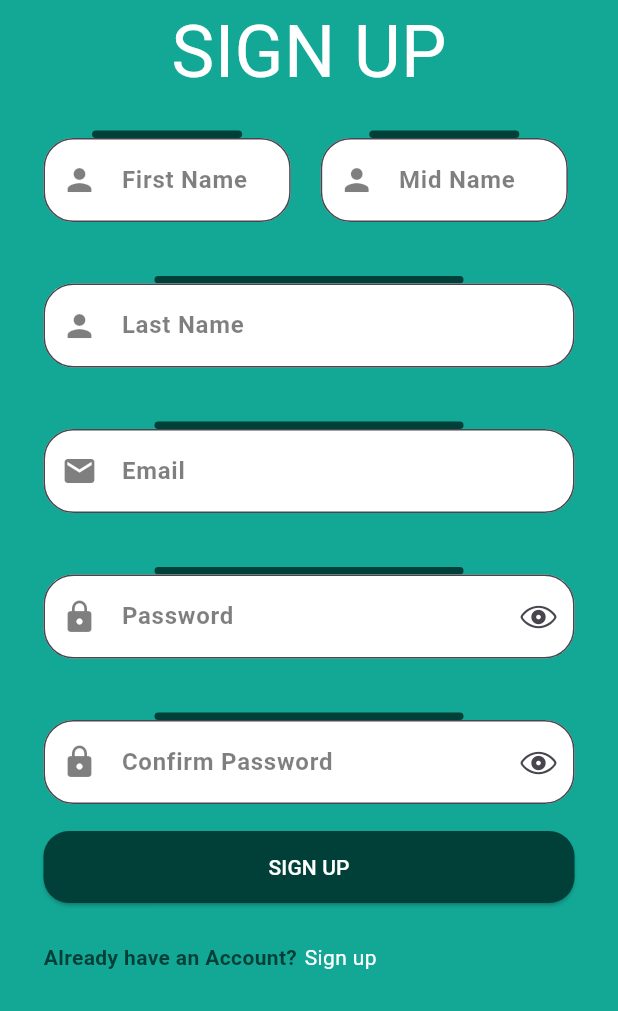
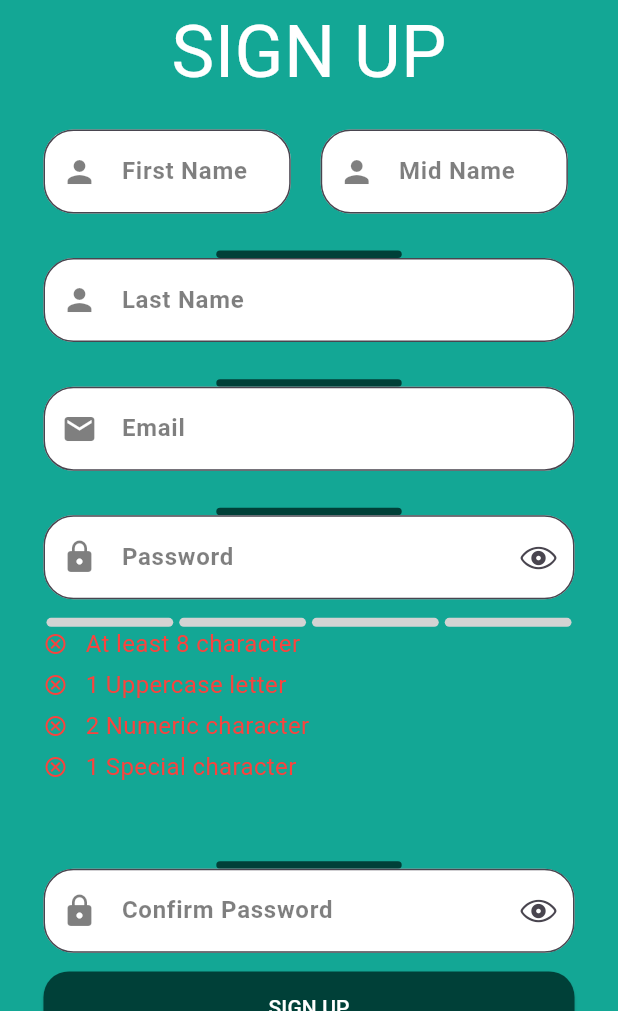
Before and after one commit to Oswa-Hassana-project/Flutter_app, a Flutter app: the screen it shows after launch, on a phone screen of 412 x 824 dp, the part 225-1236 px from its top. Run offline on Flutter 3.47's test engine with Material 3 defaults, Android fonts, the phone set to English and light mode, and no system bars; drawn by our look-alikes of flutter_pw_validator; missing offline and left inert: dart:ffi.

Commit message:
icon app

```diff
--- a/lib/main.dart
+++ b/lib/main.dart
@@ -1,5 +1,4 @@
-import 'package:finalproject/homepage.dart';
-import 'package:finalproject/sign_up.dart';
+import 'package:finalproject/pages/sign_up.dart';
 import 'package:flutter/material.dart';
 
 void main() {
--- /dev/null
+++ b/lib/pages/sign_up.dart
@@ -0,0 +1,184 @@
+import 'package:finalproject/widgets/text_form_field.dart';
+import 'package:flutter/cupertino.dart';
+import 'package:flutter/material.dart';
+import 'package:flutter_pw_validator/flutter_pw_validator.dart';
+
+class sign_up extends StatefulWidget {
+
+  sign_up({super.key});
+
+  @override
+  State<sign_up> createState() => _sign_upState();
+}
+
+class _sign_upState extends State<sign_up> {
+  var firstnameController =TextEditingController();
+  var midController =TextEditingController();
+  var lastController =TextEditingController();
+  var emailController =TextEditingController();
+  var passwordController =TextEditingController();
+  var conf_passControler =TextEditingController();
+  final formKey = GlobalKey<FormState>();
+  final GlobalKey<FlutterPwValidatorState> validatorKey = GlobalKey<FlutterPwValidatorState>();
+  bool isPassword =true;
+
+  @override
+  Widget build(BuildContext context) {
+    var h = MediaQuery.of(context).size.height;
+    var w = MediaQuery.of(context).size.width;
+    return Scaffold(
+      body:
+      SingleChildScrollView(
+        child: SafeArea(
+          child: Padding(
+            padding: const EdgeInsets.symmetric(vertical: 40,horizontal: 29),
+            child: Form(
+              key: formKey,
+              child: Column(
+                crossAxisAlignment: CrossAxisAlignment.center,
+                children: [
+                  Image(image: AssetImage("assets/logo/اسوه حسنه1.png"),width:110,height: 110,),
+                  Text("SIGN UP",style: TextStyle(fontSize: 48,color: Colors.white),),
+                  Container(
+                    child: Row(
+                      children: [
+                        SizedBox(
+                          width: .40*w,
+                          child: TextFormWidget(keyboardType: TextInputType.name,label:"First Name",Controller: firstnameController,
+                            validator: (value){
+                              if (value == null || value == '') {
+                                return 'Please Enter first name';
+                              }
+                              return null;
+                            },
+                            width_line:0.0*w ,
+                            preIcon: Icons.person,
+                          ),
+                        ),
+                        SizedBox(width: 20,),
+                        SizedBox(
+                          width: 0.40*w,
+                          child: TextFormWidget(keyboardType: TextInputType.name,label:"Mid Name",Controller: midController,
+                            validator: (value){
+                              if (value == null || value == '') {
+                                return 'Please Enter Middle Name';
+                              }
+                              return null;
+                            },
+                            width_line: 0,
+                            preIcon: Icons.person,
+                          ),
+                        )
+                      ],
+                    ),
+                  ),
+                  TextFormWidget(keyboardType: TextInputType.name,label:"Last Name",Controller: lastController,
+                    validator: (value){
+                      if (value == null || value == '') {
+                        return 'Please Enter Last Name';
+                      }
+                      return null;
+                    },
+                    preIcon: Icons.person,
+                  ),
+                  TextFormWidget(keyboardType: TextInputType.emailAddress,label:"Email",Controller: emailController,
+                    validator: (value){
+                    if (value!.isEmpty ) {
+                        return 'Please enter an email address';
+                      }
+                      // Use a regular expression to validate the email format
+                      final emailRegExp =
+                      RegExp(r'^[\w-]+(\.[\w-]+)*@[\w-]+(\.[\w-]+)+$');
+                      if (!emailRegExp.hasMatch(value)) {
+                        return 'Not a valid email address. Should be your@email.com';
+                      }
+                      return null;
+                    },
+                    preIcon: Icons.email,
+                  ),
+                  TextFormWidget(keyboardType: TextInputType.visiblePassword,label:"Password",
+                    Controller: passwordController,
+                    ispassword: isPassword,
+                    sufIcon: isPassword?CupertinoIcons.eye:CupertinoIcons.eye_slash,
+                    suffixPressed: () {
+                      setState(() {
+                        isPassword = !isPassword;
+                      });
+                    },
+                    validator: (value){
+                      if (value == null || value == '') {
+                        return 'Password is required';
+                      }else if( passwordController.text != conf_passControler.text){
+                        passconfirm(false);
+                      }
+                      return null;
+                    },
+                    preIcon: Icons.lock,
+                  ),
+                  FlutterPwValidator(width: 400,
+                      height: 150,
+                      minLength: 8,
+                      numericCharCount: 2,
+                      uppercaseCharCount: 1,
+                      specialCharCount: 1,
+
+                      onSuccess:(){
+                      },
+                      controller: passwordController,
+
+                  ),
+                  TextFormWidget(keyboardType: TextInputType.visiblePassword,label:"Confirm Password",Controller: conf_passControler,
+                    validator: (value){
+                      if (value == null || value == '') {
+                        return 'must confirm password is required';
+                      }else if( passwordController.text != conf_passControler.text){
+                        return passconfirm(false);
+                      }
+                      return null;
+                    },
+                    ispassword: isPassword,
+                    sufIcon: isPassword?CupertinoIcons.eye:CupertinoIcons.eye_slash,
+                    suffixPressed: () {
+                      setState(() {
+                        isPassword = !isPassword;
+                      });
+                    },
+                    preIcon: Icons.lock,
+                  ),
+                  ElevatedButton(onPressed: (){
+                    if(formKey.currentState!.validate()){
+                      print(passwordController.text);
+                    }
+                  },style:
+                  ElevatedButton.styleFrom(backgroundColor: Color(0xff004038),
+                    fixedSize: Size(double.maxFinite, 48),
+                    shape: RoundedRectangleBorder(borderRadius: BorderRadius.circular(17))
+                  ),
+                      child: Text("SIGN UP",style: TextStyle(color: Colors.white),)),
+                  SizedBox(height: 26,),
+                  Row(
+                    children: [
+                      Text("Already have an Account?",style: TextStyle(color: Color(0xff004038),fontWeight: FontWeight.bold),),
+                      SizedBox(width: 5,),
+                      InkWell(
+                          onTap: (){},
+                          child: Text("Sign in",style: TextStyle(color: Colors.white),)),
+                    ],
+                  )
+
+                ],
+              ),
+            ),
+          ),
+        ),
+      )
+    );
+  }
+  String? passconfirm(value){
+    if (value==true){
+      return null;
+    }else {
+      return "Password Not similar";
+    }
+  }
+}
--- a/lib/sign_up.dart
+++ /dev/null
@@ -1,144 +0,0 @@
-import 'package:finalproject/widgets/text_form_field.dart';
-import 'package:flutter/cupertino.dart';
-import 'package:flutter/material.dart';
-
-class sign_up extends StatefulWidget {
-
-  sign_up({super.key});
-
-  @override
-  State<sign_up> createState() => _sign_upState();
-}
-
-class _sign_upState extends State<sign_up> {
-  var firstnameController =TextEditingController();
-  var midController =TextEditingController();
-  var lastController =TextEditingController();
-  var emailController =TextEditingController();
-  var passwordController =TextEditingController();
-  var conf_passControler =TextEditingController();
-  final formKey = GlobalKey<FormState>();
-
-  @override
-  Widget build(BuildContext context) {
-    var h = MediaQuery.of(context).size.height;
-    var w = MediaQuery.of(context).size.width;
-    var s = MediaQuery.of(context).devicePixelRatio;
-    return Scaffold(
-      body:
-      SingleChildScrollView(
-        child: SafeArea(
-          child: Padding(
-            padding: const EdgeInsets.symmetric(vertical: 40,horizontal: 29),
-            child: Column(
-              crossAxisAlignment: CrossAxisAlignment.center,
-              children: [
-                Image(image: AssetImage("assets/logo/اسوه حسنه1.png"),width:110,height: 110,),
-                Text("SIGN UP",style: TextStyle(fontSize: 48,color: Colors.white),),
-                Container(
-                  child: Row(
-                    children: [
-                      SizedBox(
-                        width: .40*w,
-                        child: TextFormWidget(keyboardType: TextInputType.name,label:"First Name",Controller: firstnameController,
-                          validator: (value){
-                            if (value == null || value == '') {
-                              return 'Please Enter first name';
-                            }
-                            return null;
-                          },
-                          width_line:100 ,
-                          preIcon: Icons.person,
-                        ),
-                      ),
-                      SizedBox(width: 20,),
-                      SizedBox(
-                        width: 0.40*w,
-                        child: TextFormWidget(keyboardType: TextInputType.name,label:"Mid Name",Controller: midController,
-                          validator: (value){
-                            if (value == null || value == '') {
-                              return 'Please Enter Middle Name';
-                            }
-                            return null;
-                          },
-                          width_line: 100,
-                          preIcon: Icons.person,
-                        ),
-                      )
-                    ],
-                  ),
-                ),
-                TextFormWidget(keyboardType: TextInputType.name,label:"Last Name",Controller: lastController,
-                  validator: (value){
-                    if (value == null || value == '') {
-                      return 'Please Enter Last Name';
-                    }
-                    return null;
-                  },
-                  preIcon: Icons.person,
-                ),
-                TextFormWidget(keyboardType: TextInputType.emailAddress,label:"Email",Controller: emailController,
-                  validator: (value){
-                  if (value!.isEmpty ) {
-                      return 'Please enter an email address';
-                    }
-                    // Use a regular expression to validate the email format
-                    final emailRegExp =
-                    RegExp(r'^[\w-]+(\.[\w-]+)*@[\w-]+(\.[\w-]+)+$');
-                    if (!emailRegExp.hasMatch(value)) {
-                      return 'Not a valid email address. Should be your@email.com';
-                    }
-                    return null;
-                  },
-                  preIcon: Icons.email,
-                ),
-                TextFormWidget(keyboardType: TextInputType.visiblePassword,label:"Password",
-                  Controller: passwordController,
-                  ispassword: true,
-                  sufIcon: CupertinoIcons.eye,
-                  validator: (value){
-                    if (value == null || value == '') {
-                      return 'Password is required';
-                    }
-                    return null;
-                  },
-                  preIcon: Icons.lock,
-                ),
-                TextFormWidget(keyboardType: TextInputType.visiblePassword,label:"Confirm Password",Controller: conf_passControler,
-                  validator: (value){
-                    if (value == null || value == '') {
-                      return 'must confirm password is required';
-                    }else if( passwordController != conf_passControler){
-                      return 'Password Not similar';
-                    }
-                    return null;
-                  },
-                  ispassword: true,
-                  sufIcon: CupertinoIcons.eye,
-                  preIcon: Icons.lock,
-                ),
-                ElevatedButton(onPressed: (){},style:
-                ElevatedButton.styleFrom(backgroundColor: Color(0xff004038),
-                  fixedSize: Size(double.maxFinite, 48),
-                  shape: RoundedRectangleBorder(borderRadius: BorderRadius.circular(17))
-                ),
-                    child: Text("SIGN UP",style: TextStyle(color: Colors.white),)),
-                SizedBox(height: 26,),
-                Row(
-                  children: [
-                    Text("Already have an Account?",style: TextStyle(color: Color(0xff004038),fontWeight: FontWeight.bold),),
-                    SizedBox(width: 5,),
-                    InkWell(
-                        onTap: (){},
-                        child: Text("Sign up",style: TextStyle(color: Colors.white),)),
-                  ],
-                )
-
-              ],
-            ),
-          ),
-        ),
-      )
-    );
-  }
-}
--- a/lib/widgets/text_form_field.dart
+++ b/lib/widgets/text_form_field.dart
@@ -13,6 +13,9 @@ class TextFormWidget extends StatelessWidget {
         this.width_line,
         this.ispassword=false,
         this.validator,
+        this.onChanged,
+        this.onFieldSubmitted,
+        this.suffixPressed,
         this.maxLine,
         this.minLine});
 
@@ -20,6 +23,9 @@ class TextFormWidget extends StatelessWidget {
   final String label;
   final bool ispassword;
   final String? Function(String?)? validator;
+  final String? Function(String?)? onChanged;
+  final String? Function(String?)? onFieldSubmitted;
+  final Function()? suffixPressed;
   final IconData preIcon;
   final IconData? sufIcon;
   final TextInputType? keyboardType;
@@ -29,13 +35,15 @@ class TextFormWidget extends StatelessWidget {
 
   @override
   Widget build(BuildContext context) {
+    var h = MediaQuery.of(context).size.height;
+    var w = MediaQuery.of(context).size.width;
     return Padding(
-      padding: const EdgeInsets.symmetric(vertical: 18),
+      padding:  EdgeInsets.symmetric(vertical: .015*h),
       child: Column(
         children: [
           Container(
             height: 5,
-            width: width_line ?? 0.5*MediaQuery.of(context).size.width,
+            width: width_line ?? 0.3*w,
               decoration: BoxDecoration(
                 color: Color(0xff004038),
                 borderRadius: BorderRadius.circular(17)
@@ -57,8 +65,11 @@ class TextFormWidget extends StatelessWidget {
               filled: true,
               border:  OutlineInputBorder(borderRadius: BorderRadius.all(Radius.circular(20))),
               prefixIcon:Icon(preIcon,color: Color(0xff80000000),),
-              suffixIcon: sufIcon != null ? Icon(sufIcon):null,
+              suffixIcon: sufIcon != null ? IconButton(
+                  onPressed: suffixPressed,
+                  icon: Icon(sufIcon)):null,
             ),
+
           ),
         ],
       ),
```
Also changed, not shown: pubspec.yaml (+8 -0 lines), lib/pages/homepage.dart (renamed from lib/homepage.dart), pubspec.lock, 21 other files.
